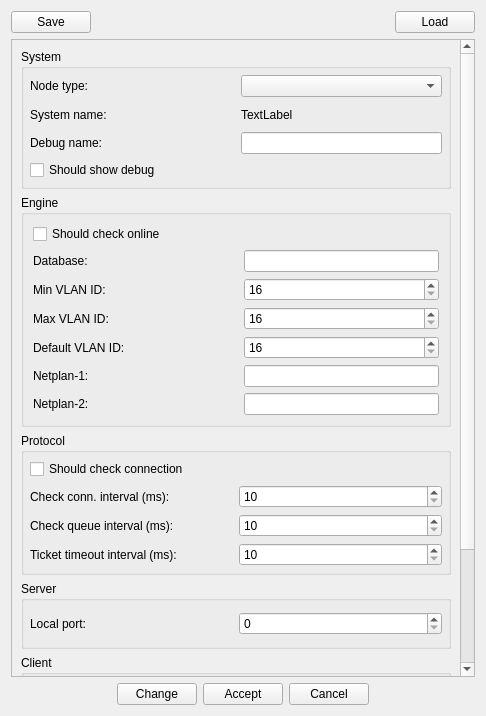
This is src/VMTD/VMTD/VMTDSettingsForm.ui in ekushko/qt-vxlan-mtd as Qt 5 draws it before an edit. The edited form follows.
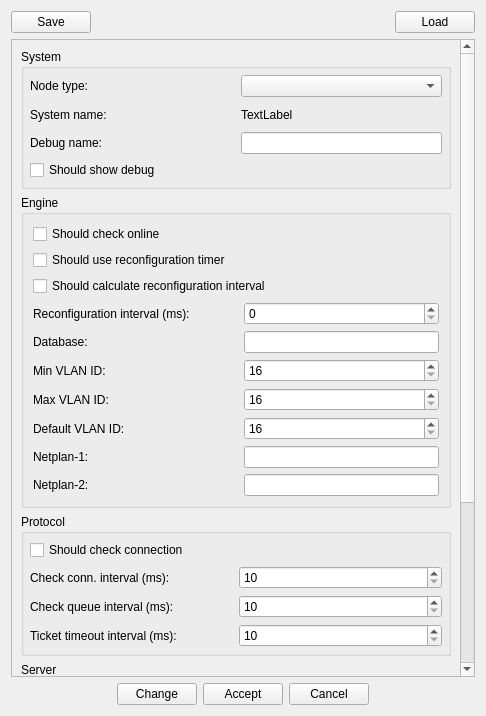
This is the edited form.

```diff
--- a/src/VMTD/VMTD/VMTDSettingsForm.ui
+++ b/src/VMTD/VMTD/VMTDSettingsForm.ui
@@ -56,7 +56,7 @@
         <x>0</x>
         <y>0</y>
         <width>452</width>
-        <height>815</height>
+        <height>902</height>
        </rect>
       </property>
       <layout class="QVBoxLayout" name="verticalLayout">
@@ -152,55 +152,77 @@
           <string>Engine</string>
          </property>
          <layout class="QGridLayout" name="gridLayout_5">
-          <item row="0" column="0">
-           <widget class="QCheckBox" name="chbShouldCheckOnline">
+          <item row="6" column="1">
+           <widget class="QSpinBox" name="sbMaxVlanId">
+            <property name="minimum">
+             <number>16</number>
+            </property>
+            <property name="maximum">
+             <number>4096</number>
+            </property>
+           </widget>
+          </item>
+          <item row="7" column="0">
+           <widget class="QLabel" name="_4">
             <property name="text">
-             <string>Should check online</string>
+             <string>Default VLAN ID:</string>
             </property>
            </widget>
           </item>
-          <item row="1" column="0">
+          <item row="1" column="0" colspan="2">
+           <widget class="QCheckBox" name="chbShouldUseReconfigTimer">
+            <property name="text">
+             <string>Should use reconfiguration timer</string>
+            </property>
+           </widget>
+          </item>
+          <item row="3" column="1">
+           <widget class="QSpinBox" name="sbReconfigurationInterval">
+            <property name="maximum">
+             <number>999999999</number>
+            </property>
+           </widget>
+          </item>
+          <item row="8" column="1">
+           <widget class="QLineEdit" name="leNetplan1FileName"/>
+          </item>
+          <item row="4" column="0">
            <widget class="QLabel" name="_5">
             <property name="text">
              <string>Database:</string>
             </property>
            </widget>
           </item>
-          <item row="1" column="1">
-           <widget class="QLineEdit" name="leDbName"/>
-          </item>
-          <item row="2" column="0">
-           <widget class="QLabel" name="_23">
-            <property name="minimumSize">
-             <size>
-              <width>205</width>
-              <height>0</height>
-             </size>
-            </property>
+          <item row="0" column="0">
+           <widget class="QCheckBox" name="chbShouldCheckOnline">
             <property name="text">
-             <string>Min VLAN ID:</string>
+             <string>Should check online</string>
             </property>
            </widget>
           </item>
-          <item row="2" column="1">
-           <widget class="QSpinBox" name="sbMinVlanId">
-            <property name="minimum">
-             <number>16</number>
+          <item row="9" column="0">
+           <widget class="QLabel" name="_22">
+            <property name="text">
+             <string>Netplan-2:</string>
             </property>
-            <property name="maximum">
-             <number>4096</number>
-            </property>
            </widget>
           </item>
-          <item row="3" column="0">
+          <item row="6" column="0">
            <widget class="QLabel" name="_24">
             <property name="text">
              <string>Max VLAN ID:</string>
             </property>
            </widget>
           </item>
-          <item row="3" column="1">
-           <widget class="QSpinBox" name="sbMaxVlanId">
+          <item row="3" column="0">
+           <widget class="QLabel" name="label">
+            <property name="text">
+             <string>Reconfiguration interval (ms):</string>
+            </property>
+           </widget>
+          </item>
+          <item row="5" column="1">
+           <widget class="QSpinBox" name="sbMinVlanId">
             <property name="minimum">
              <number>16</number>
             </property>
@@ -209,24 +231,36 @@
             </property>
            </widget>
           </item>
-          <item row="4" column="0">
-           <widget class="QLabel" name="_4">
-            <property name="text">
-             <string>Default VLAN ID:</string>
-            </property>
-           </widget>
+          <item row="9" column="1">
+           <widget class="QLineEdit" name="leNetplan2FileName"/>
           </item>
           <item row="4" column="1">
-           <widget class="QSpinBox" name="sbDefaultVlanId">
-            <property name="minimum">
-             <number>16</number>
-            </property>
-            <property name="maximum">
-             <number>4096</number>
-            </property>
-           </widget>
+           <widget class="QLineEdit" name="leDbName"/>
           </item>
           <item row="5" column="0">
+           <widget class="QLabel" name="_23">
+            <property name="minimumSize">
+             <size>
+              <width>205</width>
+              <height>0</height>
+             </size>
+            </property>
+            <property name="text">
+             <string>Min VLAN ID:</string>
+            </property>
+           </widget>
+          </item>
+          <item row="7" column="1">
+           <widget class="QSpinBox" name="sbDefaultVlanId">
+            <property name="minimum">
+             <number>16</number>
+            </property>
+            <property name="maximum">
+             <number>4096</number>
+            </property>
+           </widget>
+          </item>
+          <item row="8" column="0">
            <widget class="QLabel" name="_21">
             <property name="minimumSize">
              <size>
@@ -239,19 +273,13 @@
             </property>
            </widget>
           </item>
-          <item row="5" column="1">
-           <widget class="QLineEdit" name="leNetplan1FileName"/>
-          </item>
-          <item row="6" column="0">
-           <widget class="QLabel" name="_22">
+          <item row="2" column="0" colspan="2">
+           <widget class="QCheckBox" name="chbShouldCalcReconfigInterval">
             <property name="text">
-             <string>Netplan-2:</string>
+             <string>Should calculate reconfiguration interval</string>
             </property>
            </widget>
           </item>
-          <item row="6" column="1">
-           <widget class="QLineEdit" name="leNetplan2FileName"/>
-          </item>
          </layout>
         </widget>
        </item>
```
